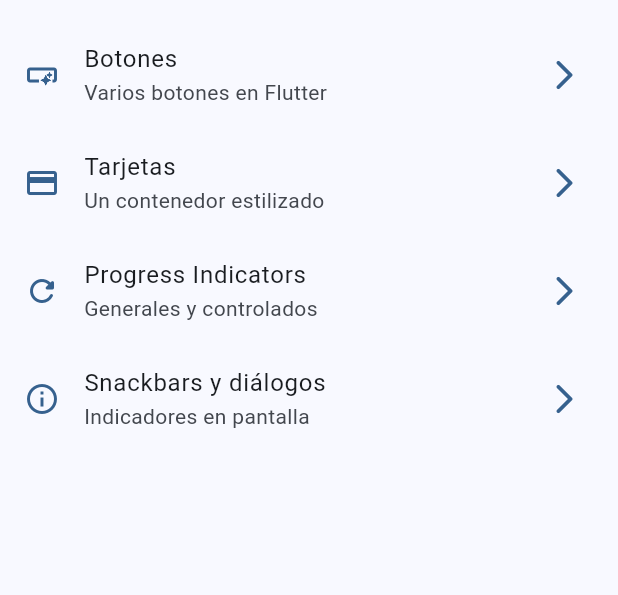
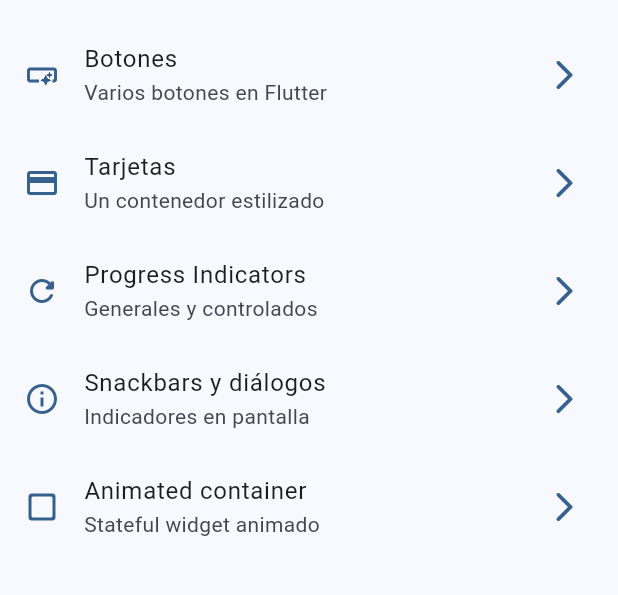
Before and after one commit to MarioCobian09/flutter_material3, a Flutter app: the screen it shows after launch, on a phone screen of 412 x 824 dp, the part 63-658 px from its top. Run offline on Flutter 3.47's test engine with Material 3 defaults, Android fonts, the phone set to English and light mode, and no system bars; our stand-ins replace go_router.

Commit message:
Animated container terminado

```diff
--- a/lib/config/menu/menu_items.dart
+++ b/lib/config/menu/menu_items.dart
@@ -34,5 +34,11 @@ const appMenuItems = <MenuItem>[
     subTitle: 'Indicadores en pantalla',
     link: '/snackbars',
     icon: Icons.info_outline
+  ),
+  MenuItem(
+    title: 'Animated container',
+    subTitle: 'Stateful widget animado',
+    link: '/animated',
+    icon: Icons.check_box_outline_blank_rounded
   )
 ];
--- a/lib/config/router/app_router.dart
+++ b/lib/config/router/app_router.dart
@@ -29,6 +29,11 @@ final appRouter = GoRouter(
       path: '/snackbars',
       name: SnackbarScreen.name,
       builder: (context, state) => SnackbarScreen(),
+    ),
+    GoRoute(
+      path: '/animated',
+      name: AnimatedScreen.name,
+      builder: (context, state) => AnimatedScreen(),
     )
   ],
 );
```
Also changed, not shown: lib/presentation/screens/animated/animated_screen.dart (+49 -2 lines).
